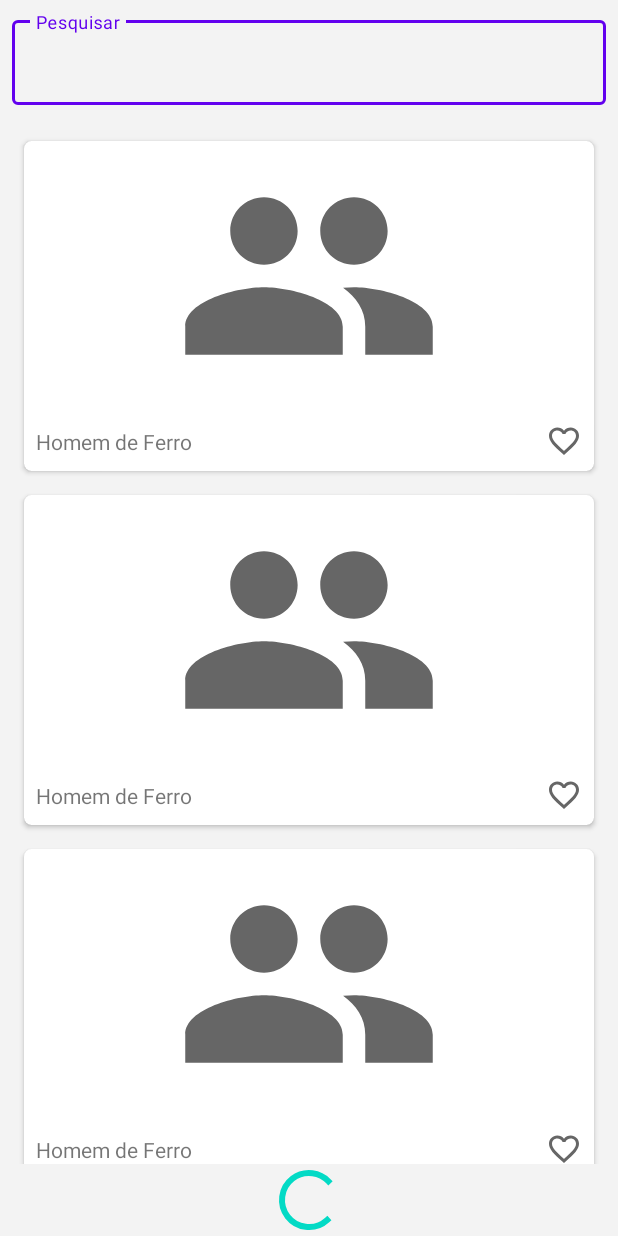
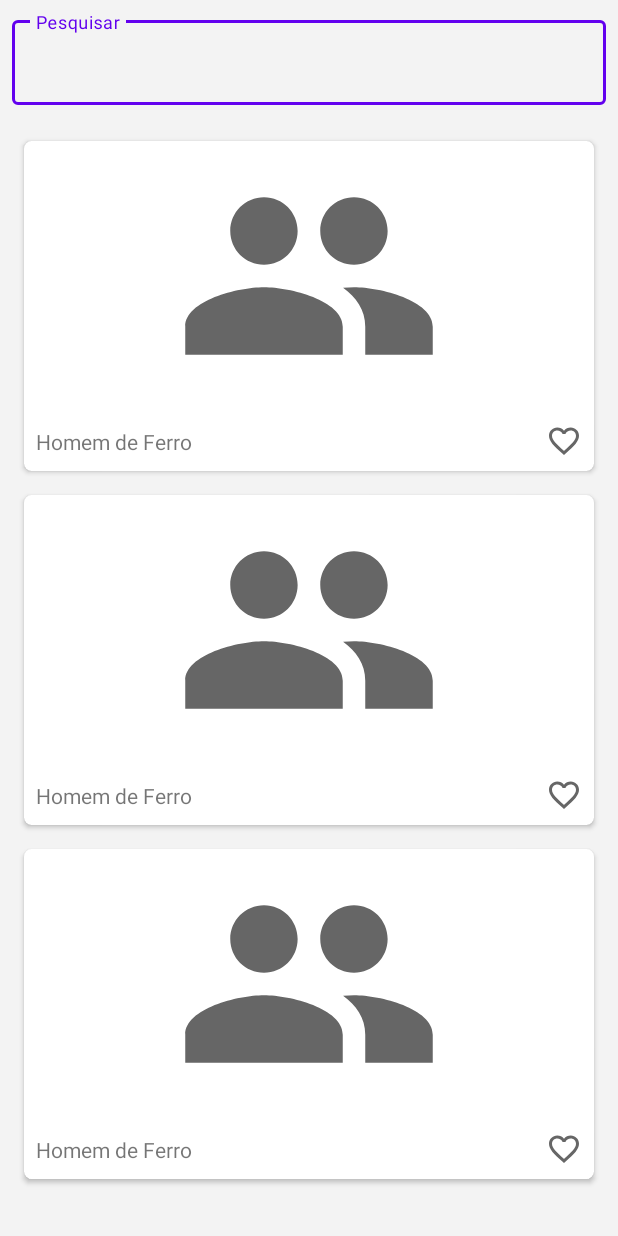
Before and after one commit to ArthurLDS/marvel-android-app, an Android app: the layout characters_fragment.xml on its own in the app's theme, with its tools: preview values and no code run, on a phone screen of 412 x 824 dp. Run offline under Robolectric (Android 15) with nearby library versions, the phone set to English and light mode, and no system bars.

Commit message:
add search bar in characters screen

```diff
--- /dev/null
+++ b/marvel-app/app/src/main/res/drawable/ic_list.xml
@@ -0,0 +1,5 @@
+<vector android:autoMirrored="true" android:height="120dp"
+    android:tint="#434343" android:viewportHeight="24"
+    android:viewportWidth="24" android:width="120dp" xmlns:android="http://schemas.android.com/apk/res/android">
+    <path android:fillColor="@android:color/white" android:pathData="M19,5v14L5,19L5,5h14m1.1,-2L3.9,3c-0.5,0 -0.9,0.4 -0.9,0.9v16.2c0,0.4 0.4,0.9 0.9,0.9h16.2c0.4,0 0.9,-0.5 0.9,-0.9L21,3.9c0,-0.5 -0.5,-0.9 -0.9,-0.9zM11,7h6v2h-6L11,7zM11,11h6v2h-6v-2zM11,15h6v2h-6zM7,7h2v2L7,9zM7,11h2v2L7,13zM7,15h2v2L7,17z"/>
+</vector>
--- a/marvel-app/app/src/main/res/layout/characters_fragment.xml
+++ b/marvel-app/app/src/main/res/layout/characters_fragment.xml
@@ -11,7 +11,6 @@
         android:id="@+id/vf_character"
         android:layout_width="match_parent"
         android:layout_height="match_parent">
-
 
         <androidx.constraintlayout.widget.ConstraintLayout
             android:layout_width="match_parent"
@@ -27,8 +26,8 @@
                 style="@style/Widget.MaterialComponents.TextInputLayout.OutlinedBox"
                 android:layout_width="match_parent"
                 android:layout_height="wrap_content"
+                android:hint="@string/txt_search"
                 android:padding="8dp"
-                android:hint="@string/txt_search"
                 app:endIconDrawable="@drawable/ic_favorite_border"
                 app:layout_constraintEnd_toEndOf="parent"
                 app:layout_constraintStart_toStartOf="parent"
@@ -41,10 +40,23 @@
 
             </com.google.android.material.textfield.TextInputLayout>
 
+            <ViewFlipper
+                android:id="@+id/vf_character_search"
+                android:layout_width="match_parent"
+                android:layout_height="0dp"
+                app:layout_constraintBottom_toBottomOf="parent"
+                app:layout_constraintEnd_toEndOf="parent"
+                app:layout_constraintStart_toStartOf="parent"
+                app:layout_constraintTop_toBottomOf="@+id/til_search">
+
+                <androidx.appcompat.widget.LinearLayoutCompat
+                    android:layout_width="match_parent"
+                    android:layout_height="match_parent">
+
                     <androidx.recyclerview.widget.RecyclerView
                         android:id="@+id/rv_characters"
                         android:layout_width="match_parent"
-                android:layout_height="0dp"
+                        android:layout_height="match_parent"
                         android:clipToPadding="false"
                         android:padding="8dp"
                         app:layout_constraintBottom_toTopOf="@+id/progress_bar"
@@ -53,14 +65,29 @@
                         app:layout_constraintTop_toBottomOf="@+id/til_search"
                         tools:listitem="@layout/item_character" />
 
-            <ProgressBar
-                android:id="@+id/progress_bar"
+                </androidx.appcompat.widget.LinearLayoutCompat>
+
+                <include
+                    android:id="@+id/view_loading_search"
+                    layout="@layout/view_loading"
                     android:layout_width="match_parent"
-                android:layout_height="0dp"
-                android:layout_alignParentBottom="true"
+                    android:layout_height="match_parent"
                     app:layout_constraintBottom_toBottomOf="parent"
                     app:layout_constraintEnd_toEndOf="parent"
-                app:layout_constraintStart_toStartOf="parent" />
+                    app:layout_constraintStart_toStartOf="parent"
+                    app:layout_constraintTop_toTopOf="parent" />
+
+                <include
+                    android:id="@+id/view_error_search"
+                    layout="@layout/view_empty_list"
+                    android:layout_width="match_parent"
+                    android:layout_height="match_parent"
+                    app:layout_constraintBottom_toBottomOf="parent"
+                    app:layout_constraintEnd_toEndOf="parent"
+                    app:layout_constraintStart_toStartOf="parent"
+                    app:layout_constraintTop_toTopOf="parent" />
+
+            </ViewFlipper>
 
         </androidx.constraintlayout.widget.ConstraintLayout>
 
--- a/marvel-app/app/src/main/res/values/strings.xml
+++ b/marvel-app/app/src/main/res/values/strings.xml
@@ -98,4 +98,6 @@
     </string>
     <string name="action_settings">Settings</string>
     <string name="txt_search">Pesquisar</string>
+    <string name="txt_empty_result">Nenhum resultado obtido</string>
+    <string name="txt_empty_result_subtitle">Busque novamente com outros termos</string>
 </resources>
```
Also changed, not shown: marvel-app/app/src/main/java/br/com/cwi/marvelapp/presentation/character/CharactersFragment.kt (+11 -4 lines), marvel-app/app/src/main/java/br/com/cwi/marvelapp/presentation/character/CharactersViewModel.kt (+28 -12 lines), marvel-app/app/src/main/res/layout/view_empty_list.xml (added, +44 -0 lines). Lines whose indentation alone changed are shown as unchanged.
